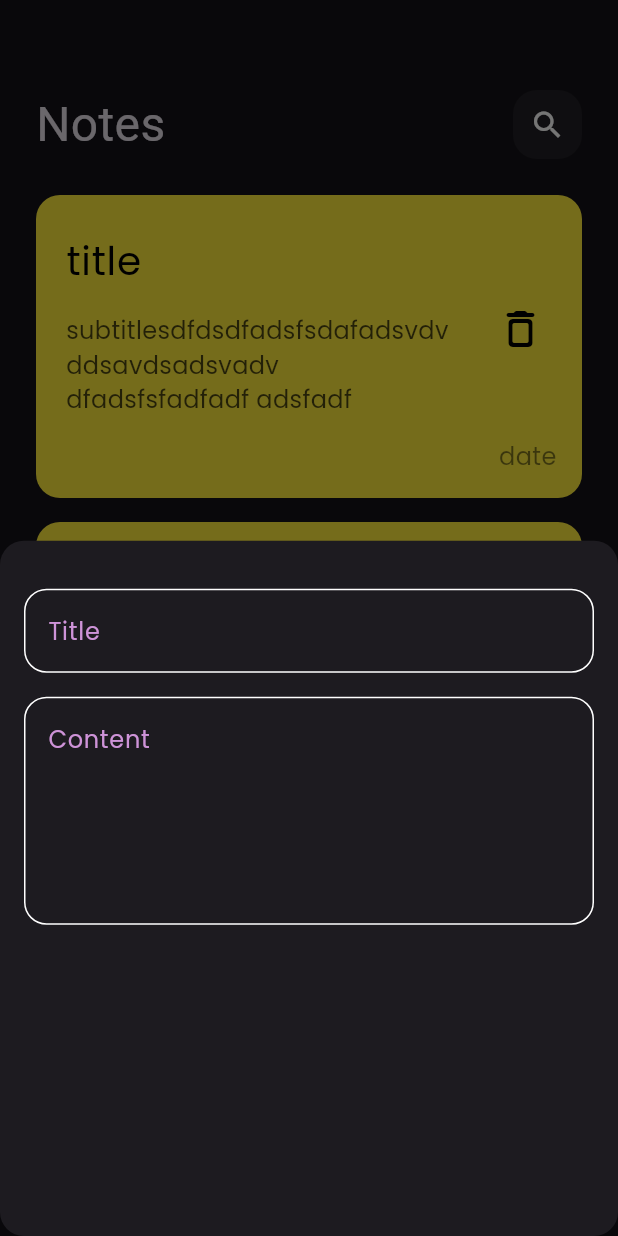
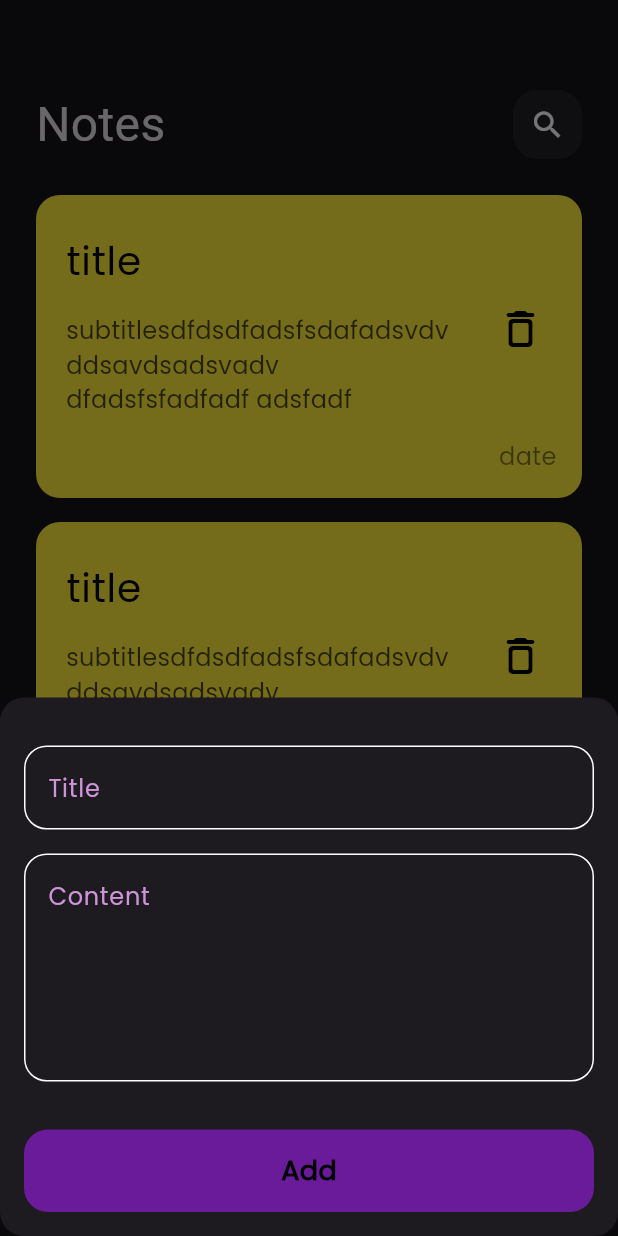
Before and after one commit to Mohamed3li454/note_app, a Flutter app: the screen it shows after launch, after a tap on the "add" icon, on a phone screen of 412 x 824 dp. Run offline on Flutter 3.47's test engine with Material 3 defaults, Android fonts, the phone set to English and light mode, and no system bars; our stand-ins replace google_fonts; Roboto replaces fonts that are missing (Agdasima).

Commit message:
i finish ui

```diff
--- /dev/null
+++ b/lib/widgets/custom_add_button.dart
@@ -0,0 +1,24 @@
+import 'package:flutter/material.dart';
+
+class CustomAddButton extends StatelessWidget {
+  const CustomAddButton({super.key});
+
+  @override
+  Widget build(BuildContext context) {
+    return Container(
+      height: 55,
+      width: MediaQuery.sizeOf(context).width,
+      decoration: BoxDecoration(
+        color: Colors.purple[800],
+        borderRadius: BorderRadius.circular(16),
+      ),
+      child: const Center(
+        child: Text(
+          "Add",
+          style: TextStyle(
+              color: Colors.black, fontSize: 18, fontWeight: FontWeight.bold),
+        ),
+      ),
+    );
+  }
+}
--- a/lib/widgets/custom_add_note.dart
+++ b/lib/widgets/custom_add_note.dart
@@ -1,4 +1,5 @@
 import 'package:flutter/material.dart';
+import 'package:note_app/widgets/custom_add_button.dart';
 import 'package:note_app/widgets/custom_textField.dart';
 
 class CustomAddNotes extends StatelessWidget {
@@ -8,6 +9,7 @@ class CustomAddNotes extends StatelessWidget {
   Widget build(BuildContext context) {
     return const Padding(
       padding: EdgeInsets.symmetric(horizontal: 16),
+      child: SingleChildScrollView(
         child: Column(
           children: [
             SizedBox(height: 32),
@@ -18,8 +20,16 @@ class CustomAddNotes extends StatelessWidget {
             Custom_TextFiald(
               hint: "Content",
               maxlints: 5,
-          )
+            ),
+            SizedBox(
+              height: 32,
+            ),
+            CustomAddButton(),
+            SizedBox(
+              height: 16,
+            ),
           ],
+        ),
       ),
     );
   }
--- a/lib/widgets/custom_appbar.dart
+++ b/lib/widgets/custom_appbar.dart
@@ -1,23 +1,26 @@
 import 'package:flutter/material.dart';
 import 'package:google_fonts/google_fonts.dart';
-import 'package:note_app/widgets/custom_search_icon.dart';
+import 'package:note_app/widgets/custom_icon.dart';
 
 // ignore: camel_case_types
 class custom_appbar extends StatelessWidget {
-  const custom_appbar({super.key});
-
+  const custom_appbar({super.key, required this.title, required this.icon});
+  final String title;
+  final IconData icon;
   @override
   Widget build(BuildContext context) {
     return Row(
       children: [
         Text(
-          "Notes",
+          title,
           style: GoogleFonts.agdasima(
             textStyle: const TextStyle(fontSize: 32),
           ),
         ),
         const Spacer(),
-        const custom_searchIcon()
+        CustomIcon(
+          icon: icon,
+        )
       ],
     );
   }
--- a/lib/widgets/custom_search_icon.dart
+++ b/lib/widgets/custom_icon.dart
@@ -1,15 +1,15 @@
 import 'package:flutter/material.dart';
 
 // ignore: camel_case_types
-class custom_searchIcon extends StatelessWidget {
-  const custom_searchIcon({super.key});
-
+class CustomIcon extends StatelessWidget {
+  const CustomIcon({super.key, required this.icon});
+  final IconData icon;
   @override
   Widget build(BuildContext context) {
     return Container(
       // ignore: sort_child_properties_last
-      child: const Center(
-        child: Icon(Icons.search),
+      child: Center(
+        child: Icon(icon),
       ),
       height: 46,
       width: 46,
--- a/lib/widgets/custom_note_card.dart
+++ b/lib/widgets/custom_note_card.dart
@@ -1,4 +1,5 @@
 import 'package:flutter/material.dart';
+import 'package:note_app/views/edit_note_view.dart';
 
 // ignore: camel_case_types
 class custom_node_card extends StatelessWidget {
@@ -6,8 +7,17 @@ class custom_node_card extends StatelessWidget {
 
   @override
   Widget build(BuildContext context) {
-    return Container(
-      padding: const EdgeInsets.only(top: 16, bottom: 16, left: 20, right: 17),
+    return GestureDetector(
+      onTap: () {
+        Navigator.of(context).push(
+          MaterialPageRoute(
+            builder: (context) => EditNoteView(),
+          ),
+        );
+      },
+      child: Container(
+        padding:
+            const EdgeInsets.only(top: 16, bottom: 16, left: 20, right: 17),
         // ignore: sort_child_properties_last
         child: Column(
           crossAxisAlignment: CrossAxisAlignment.end,
@@ -45,6 +55,7 @@ class custom_node_card extends StatelessWidget {
           color: Colors.yellow,
           borderRadius: BorderRadius.circular(16),
         ),
+      ),
     );
   }
 }
--- a/lib/widgets/note_view_body.dart
+++ b/lib/widgets/note_view_body.dart
@@ -15,7 +15,7 @@ class note_view_body extends StatelessWidget {
           SizedBox(
             height: 60,
           ),
-          custom_appbar(),
+          custom_appbar(title: "Notes", icon: Icons.search),
           Expanded(
             child: NotesListView(),
           )
```
Also changed, not shown: lib/models/note_model.dart (added, +12 -0 lines), lib/views/edit_note_view.dart (added, +13 -0 lines), lib/widgets/edit_view_body.dart (added, +36 -0 lines). Lines whose indentation alone changed are shown as unchanged.
